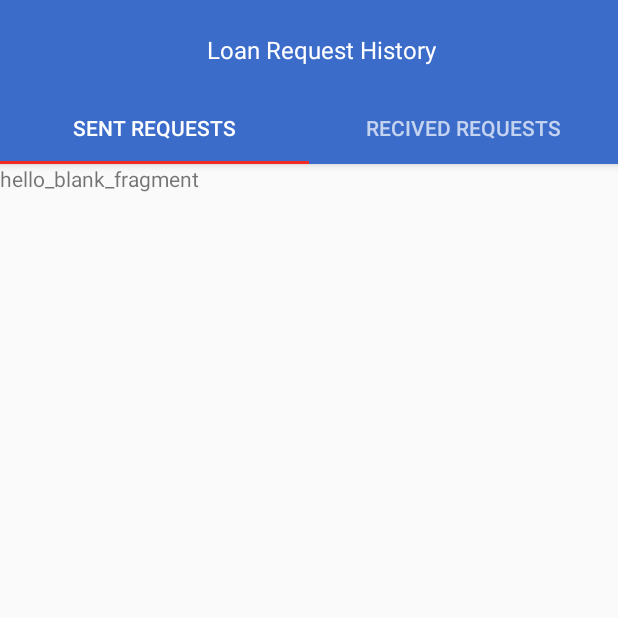
After one commit to syedusama5556/Request_Loan_App_Sameed_, an Android app: the LoanRequestHistory screen opened directly, with no data from a screen before it, on a phone screen of 412 x 824 dp, the top half of it. The commit adds this screen. Run offline under Robolectric (Android 15) with nearby library versions, the phone set to English and light mode, and no system bars.

Commit message:
added tab layout

```diff
--- a/app/src/main/AndroidManifest.xml
+++ b/app/src/main/AndroidManifest.xml
@@ -15,8 +15,11 @@
         android:supportsRtl="true"
         android:theme="@style/AppTheme">
         <activity
-            android:theme="@style/loanrequest"
-            android:name=".activity.ShowDetailsOfserRequestsOnClick"></activity>
+            android:name=".activity.LoanRequestHistory"
+            android:theme="@style/loanrequesthistory"></activity>
+        <activity
+            android:name=".activity.ShowDetailsOfserRequestsOnClick"
+            android:theme="@style/loanrequest" />
         <activity
             android:name=".activity.NotificationsListUserRequests"
             android:theme="@style/loanrequest" />
--- a/app/src/main/java/com/infusiblecoder/loanappsameed/activity/HomeActivityDrawar.java
+++ b/app/src/main/java/com/infusiblecoder/loanappsameed/activity/HomeActivityDrawar.java
@@ -132,7 +132,8 @@ public class HomeActivityDrawar extends AppCompatActivity {
                     }
                     case R.id.nav_loan_request_history: {
 
-
+                        startActivity(new Intent(getApplicationContext(), LoanRequestHistory.class));
+                        finish();
                         break;
                     }
 
--- /dev/null
+++ b/app/src/main/java/com/infusiblecoder/loanappsameed/activity/LoanRequestHistory.java
@@ -0,0 +1,85 @@
+package com.infusiblecoder.loanappsameed.activity;
+
+import androidx.appcompat.app.AppCompatActivity;
+import androidx.appcompat.widget.Toolbar;
+import androidx.fragment.app.Fragment;
+import androidx.fragment.app.FragmentManager;
+import androidx.fragment.app.FragmentPagerAdapter;
+import androidx.viewpager.widget.ViewPager;
+
+import android.os.Bundle;
+import android.widget.Toast;
+
+import com.google.android.material.tabs.TabLayout;
+import com.infusiblecoder.loanappsameed.R;
+import com.infusiblecoder.loanappsameed.fragment.RecivedLoanRequests;
+import com.infusiblecoder.loanappsameed.fragment.SentedLoanRequests;
+
+public class LoanRequestHistory extends AppCompatActivity {
+
+    private SectionsPagerAdapter mSectionsPagerAdapter;
+    private ViewPager mViewPager;
+
+    @Override
+    protected void onCreate(Bundle savedInstanceState) {
+        super.onCreate(savedInstanceState);
+        setContentView(R.layout.activity_loan_request_history);
+
+
+        Toolbar toolbar = (Toolbar) findViewById(R.id.toolbar);
+        setSupportActionBar(toolbar);
+        // Create the adapter that will return a fragment for each of the three
+        // primary sections of the activity.
+        mSectionsPagerAdapter = new LoanRequestHistory.SectionsPagerAdapter(getSupportFragmentManager());
+
+        // Set up the ViewPager with the sections adapter.
+        mViewPager = (ViewPager) findViewById(R.id.container);
+        mViewPager.setAdapter(mSectionsPagerAdapter);
+
+        TabLayout tabLayout = (TabLayout) findViewById(R.id.tabs);
+
+        mViewPager.addOnPageChangeListener(new TabLayout.TabLayoutOnPageChangeListener(tabLayout));
+        tabLayout.addOnTabSelectedListener(new TabLayout.ViewPagerOnTabSelectedListener(mViewPager));
+
+
+
+    }
+
+
+
+
+
+
+    public class SectionsPagerAdapter extends FragmentPagerAdapter {
+
+        public SectionsPagerAdapter(FragmentManager fm) {
+            super(fm);
+        }
+
+        @Override
+        public Fragment getItem(int position) {
+            Fragment fragment = null;
+            switch (position){
+                case 0: {
+                    fragment = new SentedLoanRequests();
+                    break;
+                }
+                case 1: {
+                    fragment = new RecivedLoanRequests();
+                    break;
+                }
+                default:{
+                    Toast.makeText(LoanRequestHistory.this, "Stop!", Toast.LENGTH_SHORT).show();
+                }
+
+            }
+            return fragment;
+        }
+
+        @Override
+        public int getCount() {
+            // Show 3 total pages.
+            return 2;
+        }
+    }
+}
--- /dev/null
+++ b/app/src/main/java/com/infusiblecoder/loanappsameed/fragment/RecivedLoanRequests.java
@@ -0,0 +1,32 @@
+package com.infusiblecoder.loanappsameed.fragment;
+
+
+import android.os.Bundle;
+
+import androidx.fragment.app.Fragment;
+
+import android.view.LayoutInflater;
+import android.view.View;
+import android.view.ViewGroup;
+
+import com.infusiblecoder.loanappsameed.R;
+
+/**
+ * A simple {@link Fragment} subclass.
+ */
+public class RecivedLoanRequests extends Fragment {
+
+
+    public RecivedLoanRequests() {
+        // Required empty public constructor
+    }
+
+
+    @Override
+    public View onCreateView(LayoutInflater inflater, ViewGroup container,
+                             Bundle savedInstanceState) {
+        // Inflate the layout for this fragment
+        return inflater.inflate(R.layout.fragment_recived_loan_requests, container, false);
+    }
+
+}
--- /dev/null
+++ b/app/src/main/java/com/infusiblecoder/loanappsameed/fragment/SentedLoanRequests.java
@@ -0,0 +1,32 @@
+package com.infusiblecoder.loanappsameed.fragment;
+
+
+import android.os.Bundle;
+
+import androidx.fragment.app.Fragment;
+
+import android.view.LayoutInflater;
+import android.view.View;
+import android.view.ViewGroup;
+
+import com.infusiblecoder.loanappsameed.R;
+
+/**
+ * A simple {@link Fragment} subclass.
+ */
+public class SentedLoanRequests extends Fragment {
+
+
+    public SentedLoanRequests() {
+        // Required empty public constructor
+    }
+
+
+    @Override
+    public View onCreateView(LayoutInflater inflater, ViewGroup container,
+                             Bundle savedInstanceState) {
+        // Inflate the layout for this fragment
+        return inflater.inflate(R.layout.fragment_sented_loan_requests, container, false);
+    }
+
+}
--- /dev/null
+++ b/app/src/main/res/layout/activity_loan_request_history.xml
@@ -0,0 +1,69 @@
+<?xml version="1.0" encoding="utf-8"?>
+<androidx.coordinatorlayout.widget.CoordinatorLayout
+    xmlns:android="http://schemas.android.com/apk/res/android"
+    xmlns:app="http://schemas.android.com/apk/res-auto"
+    xmlns:tools="http://schemas.android.com/tools"
+    android:id="@+id/main_content"
+    android:layout_width="match_parent"
+    android:layout_height="match_parent"
+    android:fitsSystemWindows="true"
+    tools:context=".activity.LoanRequestHistory">
+
+    <com.google.android.material.appbar.AppBarLayout
+        android:id="@+id/appbar"
+        android:layout_width="match_parent"
+        android:layout_height="wrap_content"
+        android:paddingTop="5dp"
+        android:theme="@style/AppTheme.AppBarOverlay">
+
+        <androidx.appcompat.widget.Toolbar
+            android:id="@+id/toolbar"
+            android:layout_width="match_parent"
+            android:layout_height="?attr/actionBarSize"
+            android:layout_weight="1"
+            android:background="?attr/colorPrimary"
+            app:layout_scrollFlags="scroll|enterAlways"
+            app:popupTheme="@style/AppTheme.PopupOverlay"
+            >
+
+            <TextView
+                android:layout_width="match_parent"
+                android:layout_height="wrap_content"
+                android:text="Loan Request History"
+                android:textColor="@color/color_white"
+                android:gravity="center"
+                android:textSize="16sp"
+                />
+
+        </androidx.appcompat.widget.Toolbar>
+
+        <com.google.android.material.tabs.TabLayout
+            android:id="@+id/tabs"
+            android:layout_width="match_parent"
+            android:layout_height="wrap_content">
+
+            <com.google.android.material.tabs.TabItem
+                android:id="@+id/tabItem"
+                android:layout_width="wrap_content"
+                android:layout_height="wrap_content"
+                android:text="Sent Requests" />
+
+            <com.google.android.material.tabs.TabItem
+                android:id="@+id/tabItem2"
+                android:layout_width="wrap_content"
+                android:layout_height="wrap_content"
+                android:text="Recived Requests" />
+
+
+        </com.google.android.material.tabs.TabLayout>
+    </com.google.android.material.appbar.AppBarLayout>
+
+    <androidx.viewpager.widget.ViewPager
+        android:id="@+id/container"
+        android:layout_width="match_parent"
+        android:layout_height="match_parent"
+        app:layout_behavior="@string/appbar_scrolling_view_behavior" />
+
+
+
+</androidx.coordinatorlayout.widget.CoordinatorLayout>
--- /dev/null
+++ b/app/src/main/res/layout/fragment_recived_loan_requests.xml
@@ -0,0 +1,14 @@
+<?xml version="1.0" encoding="utf-8"?>
+<FrameLayout xmlns:android="http://schemas.android.com/apk/res/android"
+    xmlns:tools="http://schemas.android.com/tools"
+    android:layout_width="match_parent"
+    android:layout_height="match_parent"
+    tools:context=".fragment.RecivedLoanRequests">
+
+    <!-- TODO: Update blank fragment layout -->
+    <TextView
+        android:layout_width="match_parent"
+        android:layout_height="match_parent"
+        android:text="hello_blank_fragment r" />
+
+</FrameLayout>
--- /dev/null
+++ b/app/src/main/res/layout/fragment_sented_loan_requests.xml
@@ -0,0 +1,14 @@
+<?xml version="1.0" encoding="utf-8"?>
+<FrameLayout xmlns:android="http://schemas.android.com/apk/res/android"
+    xmlns:tools="http://schemas.android.com/tools"
+    android:layout_width="match_parent"
+    android:layout_height="match_parent"
+    tools:context=".fragment.SentedLoanRequests">
+
+    <!-- TODO: Update blank fragment layout -->
+    <TextView
+        android:layout_width="match_parent"
+        android:layout_height="match_parent"
+        android:text="hello_blank_fragment" />
+
+</FrameLayout>
--- a/app/src/main/res/values/strings.xml
+++ b/app/src/main/res/values/strings.xml
@@ -223,4 +223,7 @@
     <string name="menu_share">Share</string>
     <string name="menu_send">Send</string>
     <string name="loan_request_list">Loan Request List</string>
+
+    <!-- TODO: Remove or change this placeholder text -->
+    <string name="hello_blank_fragment">Hello blank fragment</string>
 </resources>
--- a/app/src/main/res/values/style.xml
+++ b/app/src/main/res/values/style.xml
@@ -5,6 +5,15 @@
         <item name="colorPrimary">@color/color_primary</item>
         <item name="colorPrimaryDark">@color/color_primary_dark</item>
         <item name="colorAccent">@color/color_accent</item>
+    </style>
+
+
+    <style name="loanrequesthistory" parent="Theme.AppCompat.DayNight.NoActionBar" >
+
+        <item name="colorPrimary">@color/color_primary</item>
+        <item name="colorPrimaryDark">@color/color_primary_dark</item>
+        <item name="colorAccent">@color/color_accent</item>
+
     </style>
 
 
```
